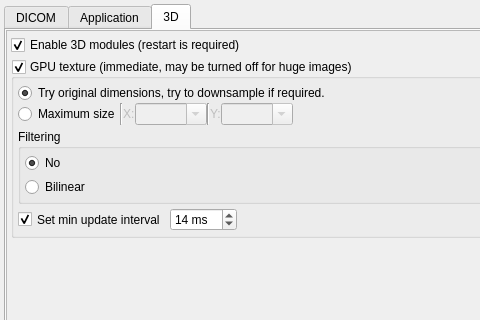
First picture: the form in GUI/settingswidget.ui, repository AlizaMedicalImaging/AlizaMS, before the edit; both pictures show x 0 to 480 and y 0 to 320 of the 1005 by 653 pixel window.
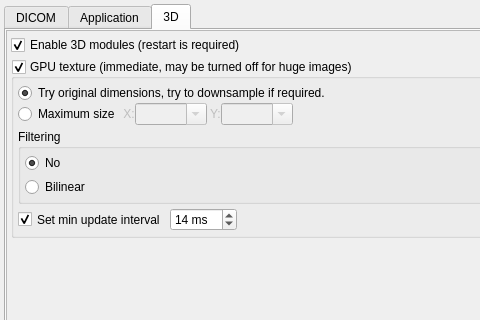
Second picture: the form after the edit. The open tabs and pages were chosen to show the change.

```diff
--- a/GUI/settingswidget.ui
+++ b/GUI/settingswidget.ui
@@ -897,8 +897,8 @@
            <rect>
             <x>0</x>
             <y>0</y>
-            <width>415</width>
-            <height>208</height>
+            <width>989</width>
+            <height>587</height>
            </rect>
           </property>
           <layout class="QVBoxLayout" name="verticalLayout_4">
@@ -999,13 +999,6 @@
                     </property>
                    </widget>
                   </item>
-                  <item>
-                   <widget class="Line" name="line_5">
-                    <property name="orientation">
-                     <enum>Qt::Vertical</enum>
-                    </property>
-                   </widget>
-                  </item>
                   <item>
                    <widget class="QLabel" name="x_label">
                     <property name="enabled">
@@ -1018,7 +1011,10 @@
                      </sizepolicy>
                     </property>
                     <property name="text">
-                     <string>X:</string>
+                     <string> X:</string>
+                    </property>
+                    <property name="textFormat">
+                     <enum>Qt::PlainText</enum>
                     </property>
                    </widget>
                   </item>
@@ -1041,13 +1037,6 @@
                     </property>
                    </widget>
                   </item>
-                  <item>
-                   <widget class="Line" name="line">
-                    <property name="orientation">
-                     <enum>Qt::Vertical</enum>
-                    </property>
-                   </widget>
-                  </item>
                   <item>
                    <widget class="QLabel" name="y_label">
                     <property name="enabled">
@@ -1060,7 +1049,10 @@
                      </sizepolicy>
                     </property>
                     <property name="text">
-                     <string>Y:</string>
+                     <string> Y:</string>
+                    </property>
+                    <property name="textFormat">
+                     <enum>Qt::PlainText</enum>
                     </property>
                    </widget>
                   </item>
```
